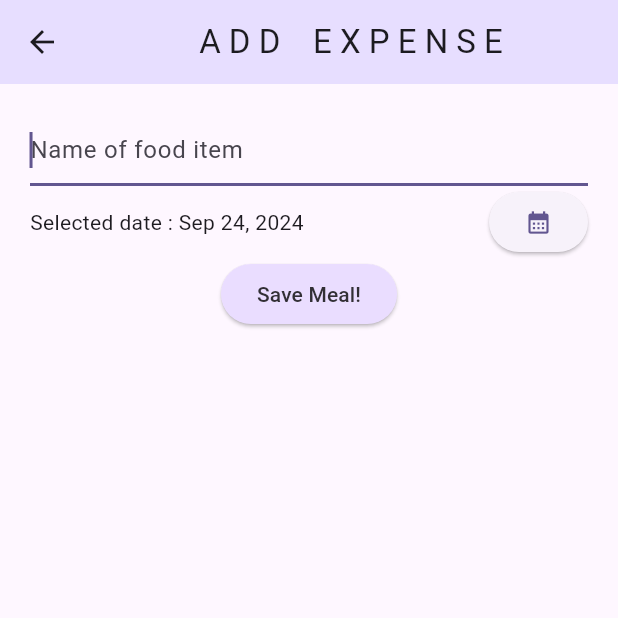
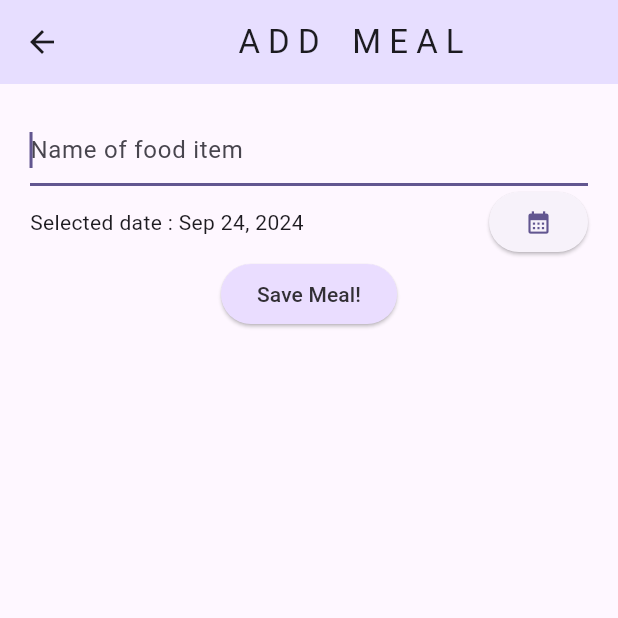
Before and after one commit to solankimihir/consumeal_tracker, a Flutter app: the AddNewMeal screen opened by its route, on a phone screen of 412 x 824 dp, the top half of it. Run offline on Flutter 3.47's test engine with Material 3 defaults, Android fonts, the light colour scheme and no system bars; our stand-ins replace isar; accounts and stored records are empty; generated files the repository leaves out were written again.

Commit message:
Rectifying title of page

```diff
--- a/lib/pages/add_new_meal.dart
+++ b/lib/pages/add_new_meal.dart
@@ -36,7 +36,7 @@ class _AddNewMealState extends State<AddNewMeal> {
   Widget build(BuildContext context) {
     return Scaffold(
       appBar: AppBar(
-        title: const Center(child: Text("A D D    E X P E N S E")),
+        title: const Center(child: Text("A D D    M E A L")),
       ),
       body: Container(
         margin: const EdgeInsets.all(20),
```
